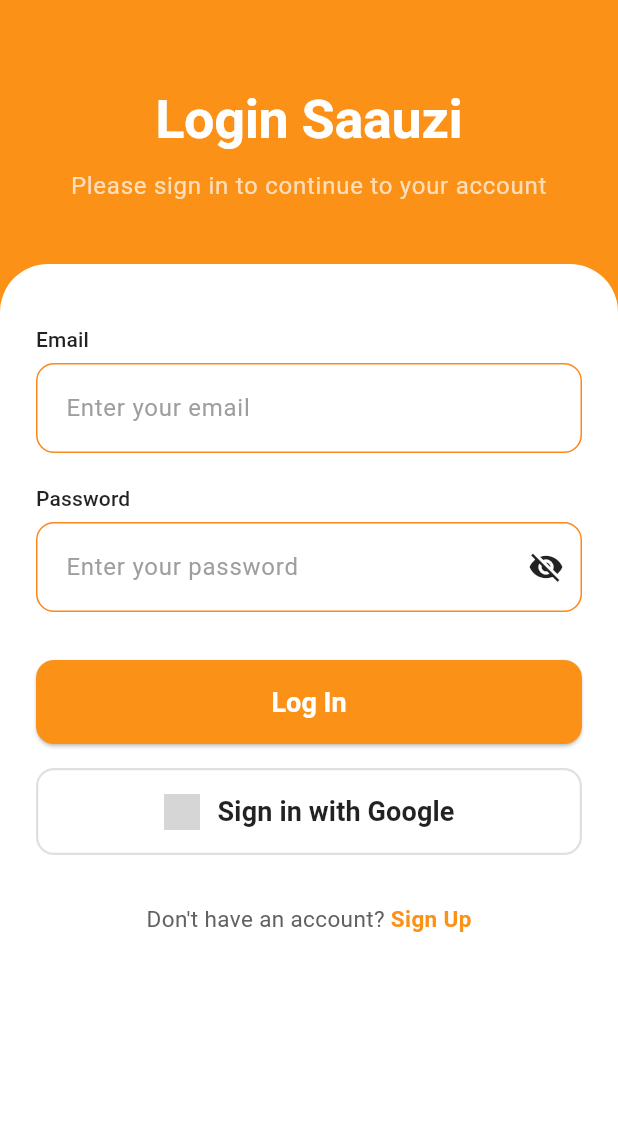
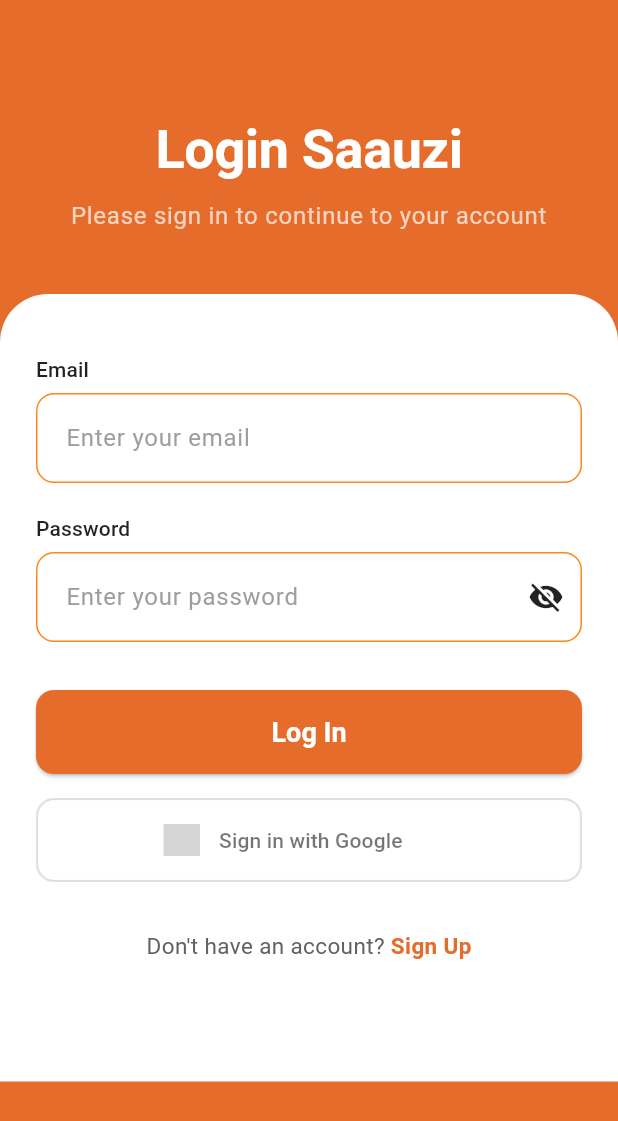
Before and after one commit to binitapkhrl/auth, a Flutter app: the screen it shows after launch, on a phone screen of 412 x 824 dp. Shown: the top 1121 px of the screen. Run offline on Flutter 3.47's test engine with Material 3 defaults, Android fonts, the phone set to English and light mode, and no system bars; drawn by our look-alikes of sign_in_button; Roboto replaces fonts that are missing (Libadora); grey boxes are pictures that could not be loaded.

Commit message:
made a separate customizable card and added it to login page

```diff
--- a/auth/lib/core/theme/app_theme.dart
+++ b/auth/lib/core/theme/app_theme.dart
@@ -2,7 +2,7 @@ import 'package:flutter/material.dart';
 
 class AppTheme {
   // Your Brand Colors
-  static const Color primaryGold = Color.fromARGB(255, 252, 145, 23);
+  static const Color primaryGold = Color(0xFFE66C2C);
   static const Color surfaceWhite = Color(0xFFF8F8F8);
   static const Color errorRed = Color(0xFFBA1A1A);
 
--- /dev/null
+++ b/auth/lib/core/widgets/auth_card.dart
@@ -0,0 +1,76 @@
+import 'package:flutter/material.dart';
+
+class AuthCard extends StatelessWidget {
+  /// The main content inside the card (fields, buttons, etc.)
+  final Widget child;
+
+  /// Optional title shown at the top of the card
+  final String? title;
+
+  /// Optional subtitle below the title
+  final String? subtitle;
+
+  /// Horizontal padding inside the card (default matches your design)
+  final double horizontalPadding;
+
+  const AuthCard({
+    super.key,
+    required this.child,
+    this.title,
+    this.subtitle,
+    this.horizontalPadding = 24.0,
+  });
+
+  @override
+  Widget build(BuildContext context) {
+    final theme = Theme.of(context);
+
+    return Container(
+      width: double.infinity,
+      decoration: const BoxDecoration(
+        color: Colors.white,
+        borderRadius: BorderRadius.only(
+          topLeft: Radius.circular(32),
+          topRight: Radius.circular(32),
+        ),
+      ),
+      padding: EdgeInsets.symmetric(
+        horizontal: horizontalPadding,
+        vertical: 40,
+      ),
+      child: Column(
+        crossAxisAlignment: CrossAxisAlignment.stretch,
+        children: [
+          // Optional Title
+          if (title != null)
+            Text(
+              title!,
+              style: theme.textTheme.headlineMedium?.copyWith(
+                fontWeight: FontWeight.bold,
+                color: Colors.black87,
+              ),
+              textAlign: TextAlign.center,
+            ),
+
+          if (title != null && subtitle != null) const SizedBox(height: 8),
+
+          // Optional Subtitle
+          if (subtitle != null)
+            Text(
+              subtitle!,
+              style: theme.textTheme.bodyMedium?.copyWith(
+                color: Colors.grey.shade700,
+              ),
+              textAlign: TextAlign.center,
+            ),
+
+          // Add spacing if title/subtitle exists
+          if (title != null || subtitle != null) const SizedBox(height: 32),
+
+          // Main form content (fields, buttons, etc.)
+          child,
+        ],
+      ),
+    );
+  }
+}
--- a/auth/lib/core/widgets/custom_google_button.dart
+++ b/auth/lib/core/widgets/custom_google_button.dart
@@ -1,4 +1,7 @@
+
 import 'package:flutter/material.dart';
+import 'package:sign_in_button/sign_in_button.dart';
+
 class AppGoogleButton extends StatelessWidget {
   final VoidCallback? onPressed;
   final bool isLoading;
@@ -14,47 +17,44 @@ class AppGoogleButton extends StatelessWidget {
     final theme = Theme.of(context);
     final primaryGold = theme.colorScheme.primary;
 
+    if (isLoading) {
       return OutlinedButton(
-      onPressed: isLoading ? null : onPressed,
+        onPressed: null,
         style: OutlinedButton.styleFrom(
           minimumSize: const Size(double.infinity, 56),
           side: BorderSide(color: Colors.grey.shade300, width: 1.5),
           shape: RoundedRectangleBorder(
             borderRadius: BorderRadius.circular(12),
           ),
-        backgroundColor: Colors.transparent,
           padding: const EdgeInsets.symmetric(vertical: 16),
         ),
-      child: isLoading
-          ? SizedBox(
+        child: SizedBox(
           height: 24,
           width: 24,
           child: CircularProgressIndicator(
             strokeWidth: 2.5,
             valueColor: AlwaysStoppedAnimation<Color>(primaryGold),
           ),
-            )
-          : Row(
-              mainAxisAlignment: MainAxisAlignment.center,
-              children: [
+        ),
+      );
+    }
 
-                // Google Icon (you can use SVG or PNG asset)
-                Image.asset(
-                  'assets/images/google_logo.png', // Add this asset to your pubspec.yaml
-                  height: 24,
-                  width: 24,
+    // This single line adds the light border you want
+    return Container(
+      height: 56,
+      decoration: BoxDecoration(
+        border: Border.all(color: Colors.grey.shade300, width: 1.5),
+        borderRadius: BorderRadius.circular(12),
       ),
-                const SizedBox(width: 12),
-                Text(
-                  'Sign in with Google',
-                  style: TextStyle(
-                    fontSize: 18,
-                    fontWeight: FontWeight.w600,
-                    color: Colors.black87,
-                    fontFamily: 'Libadora',
+      child: SignInButton(
+        Buttons.google,
+        text: "Sign in with Google",
+        onPressed: onPressed ?? () {},
+        shape: RoundedRectangleBorder(
+          borderRadius: BorderRadius.circular(12),
         ),
-                ),
-              ],
+        padding: const EdgeInsets.symmetric(vertical: 16),
+        elevation: 0,
       ),
     );
   }
--- a/auth/lib/features/presentation/pages/login_page.dart
+++ b/auth/lib/features/presentation/pages/login_page.dart
@@ -1,7 +1,8 @@
 import 'package:flutter/material.dart';
-import 'package:auth/core/widgets/app_textfield.dart'; // Adjust path
+import 'package:auth/core/widgets/app_textfield.dart';
 import 'package:auth/core/widgets/custom_submit_button.dart';
-import 'package:auth/core/widgets/custom_google_button.dart'; // Contains AppPrimaryButton & AppGoogleButton
+import 'package:auth/core/widgets/custom_google_button.dart';
+import 'package:auth/core/widgets/auth_card.dart';
 
 class LoginPage extends StatefulWidget {
   const LoginPage({super.key});
@@ -18,11 +19,14 @@ class _LoginPageState extends State<LoginPage> {
 
     return Scaffold(
       backgroundColor: primaryGold,
+      resizeToAvoidBottomInset: true, // Allows layout to resize when keyboard opens
       body: SafeArea(
+        child: SingleChildScrollView(
           child: Column(
             children: [
+              // Top Gold Section: Title + Subtitle
               Padding(
-              padding: const EdgeInsets.only(top: 60, bottom: 40),
+                padding: const EdgeInsets.fromLTRB(24, 80, 24, 40),
                 child: Column(
                   children: [
                     Text(
@@ -32,6 +36,7 @@ class _LoginPageState extends State<LoginPage> {
                         fontSize: 36,
                         fontWeight: FontWeight.bold,
                       ),
+                      textAlign: TextAlign.center,
                     ),
                     const SizedBox(height: 12),
                     Text(
@@ -45,21 +50,10 @@ class _LoginPageState extends State<LoginPage> {
                   ],
                 ),
               ),
-            Expanded(
-              child: Container(
-                width: double.infinity,
-                decoration: const BoxDecoration(
-                  color: Colors.white,
-                  borderRadius: BorderRadius.only(
-                    topLeft: Radius.circular(32),
-                    topRight: Radius.circular(32),
-                  ),
-                ),
-                padding: const EdgeInsets.symmetric(
-                  horizontal: 24,
-                  vertical: 40,
-                ),
-                child: SingleChildScrollView(
+
+              // Reusable AuthCard containing the entire form
+              AuthCard(
+                // No title/subtitle here — we keep the main title in the gold section
                 child: Column(
                   crossAxisAlignment: CrossAxisAlignment.stretch,
                   children: [
@@ -113,14 +107,14 @@ class _LoginPageState extends State<LoginPage> {
                         ),
                       ],
                     ),
+                    const SizedBox(height: 40), // Safe bottom padding when keyboard is open
                   ],
-                  ),
-                ),
                 ),
               ),
             ],
           ),
         ),
+      ),
     );
   }
 }
```
Also changed, not shown: auth/pubspec.yaml (+7 -3 lines), auth/pubspec.lock. Lines whose indentation alone changed are shown as unchanged.
